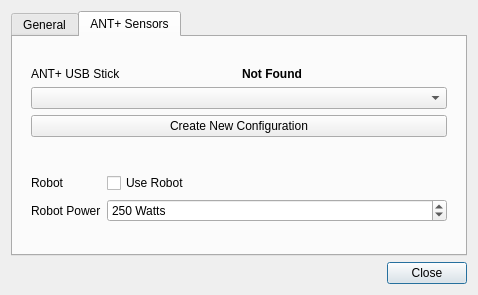
rsippl/big-ring, file indoorcycling2/settingsdialog.ui: the form before one commit.
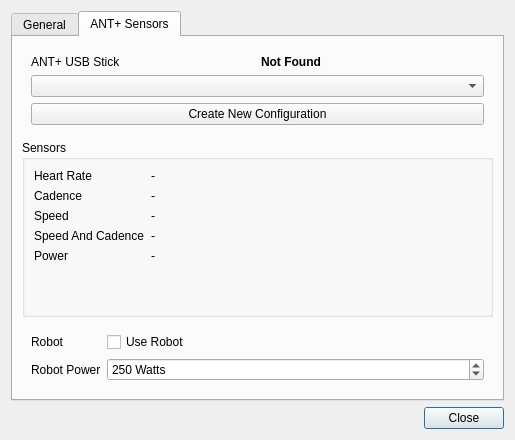
The form after the commit.

Commit message: sensor configuration shown in settings dialog.

```diff
--- a/indoorcycling2/settingsdialog.ui
+++ b/indoorcycling2/settingsdialog.ui
@@ -9,8 +9,8 @@
    <rect>
     <x>0</x>
     <y>0</y>
-    <width>478</width>
-    <height>295</height>
+    <width>515</width>
+    <height>440</height>
    </rect>
   </property>
   <property name="sizePolicy">
@@ -48,23 +48,8 @@
       <attribute name="title">
        <string>General</string>
       </attribute>
-      <widget class="QGroupBox" name="groupBox">
-       <property name="geometry">
-        <rect>
-         <x>0</x>
-         <y>20</y>
-         <width>382</width>
-         <height>163</height>
-        </rect>
-       </property>
-       <property name="title">
-        <string>Settings</string>
-       </property>
        <layout class="QFormLayout" name="formLayout">
-        <property name="fieldGrowthPolicy">
-         <enum>QFormLayout::AllNonFixedFieldsGrow</enum>
-        </property>
-        <item row="1" column="0">
+       <item row="0" column="0">
          <widget class="QLabel" name="label">
           <property name="text">
            <string>Unit System</string>
@@ -74,7 +59,7 @@
           </property>
          </widget>
         </item>
-        <item row="1" column="1">
+       <item row="0" column="1">
          <widget class="QComboBox" name="unitChooser">
           <item>
            <property name="text">
@@ -88,7 +73,7 @@
           </item>
          </widget>
         </item>
-        <item row="2" column="0">
+       <item row="1" column="0">
          <widget class="QLabel" name="label_3">
           <property name="text">
            <string>Cyclist's Weight</string>
@@ -98,7 +83,7 @@
           </property>
          </widget>
         </item>
-        <item row="2" column="1">
+       <item row="1" column="1">
          <widget class="QSpinBox" name="weightSpinBox">
           <property name="toolTip">
            <string>The weight of the cyclist, including bike</string>
@@ -119,7 +104,6 @@
         </item>
        </layout>
       </widget>
-     </widget>
      <widget class="QWidget" name="tab_2">
       <attribute name="title">
        <string>ANT+ Sensors</string>
@@ -186,6 +170,85 @@
          </layout>
         </widget>
        </item>
+       <item>
+        <widget class="QGroupBox" name="groupBox">
+         <property name="title">
+          <string>Sensors</string>
+         </property>
+         <layout class="QFormLayout" name="formLayout_2">
+          <item row="0" column="0">
+           <widget class="QLabel" name="label_5">
+            <property name="text">
+             <string>Heart Rate</string>
+            </property>
+           </widget>
+          </item>
+          <item row="0" column="1">
+           <widget class="QLabel" name="hrSensorLabel">
+            <property name="text">
+             <string>-</string>
+            </property>
+           </widget>
+          </item>
+          <item row="1" column="0">
+           <widget class="QLabel" name="label_7">
+            <property name="text">
+             <string>Cadence</string>
+            </property>
+           </widget>
+          </item>
+          <item row="2" column="0">
+           <widget class="QLabel" name="label_8">
+            <property name="text">
+             <string>Speed</string>
+            </property>
+           </widget>
+          </item>
+          <item row="3" column="0">
+           <widget class="QLabel" name="label_9">
+            <property name="text">
+             <string>Speed And Cadence</string>
+            </property>
+           </widget>
+          </item>
+          <item row="4" column="0">
+           <widget class="QLabel" name="label_10">
+            <property name="text">
+             <string>Power</string>
+            </property>
+           </widget>
+          </item>
+          <item row="1" column="1">
+           <widget class="QLabel" name="cadenceSensorLabel">
+            <property name="text">
+             <string>-</string>
+            </property>
+           </widget>
+          </item>
+          <item row="2" column="1">
+           <widget class="QLabel" name="speedSensorLabel">
+            <property name="text">
+             <string>-</string>
+            </property>
+           </widget>
+          </item>
+          <item row="3" column="1">
+           <widget class="QLabel" name="speedAndCadenceSensorLabel">
+            <property name="text">
+             <string>-</string>
+            </property>
+           </widget>
+          </item>
+          <item row="4" column="1">
+           <widget class="QLabel" name="powerSensorLabel">
+            <property name="text">
+             <string>-</string>
+            </property>
+           </widget>
+          </item>
+         </layout>
+        </widget>
+       </item>
        <item>
         <widget class="QWidget" name="widget" native="true">
          <property name="sizePolicy">
```
Left out of the diff: 4 changed lines with no effect on the pictures. Lines whose indentation alone changed are shown as unchanged. The commit also changes 7 other files.
